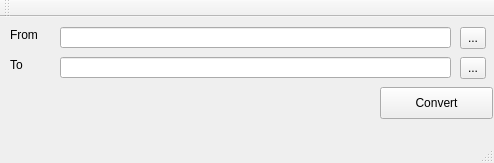
This is cpp-client/LED-T/mainwindow.ui in abriko93/LED-T as Qt 5 draws it before an edit. The edited form follows.
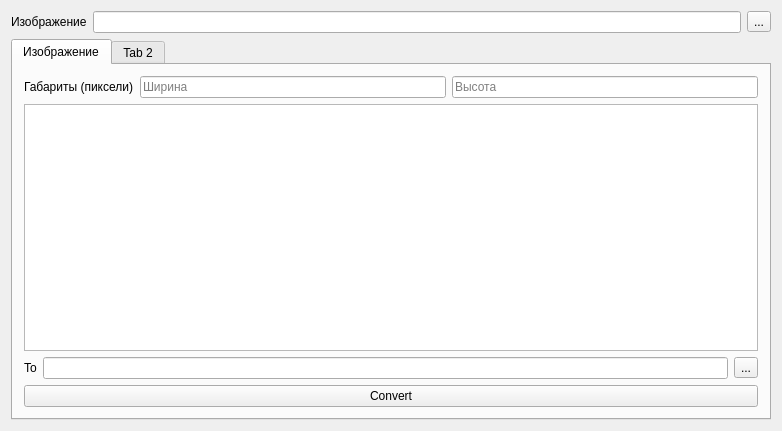
This is the edited form.

```diff
--- a/cpp-client/LED-T/mainwindow.ui
+++ b/cpp-client/LED-T/mainwindow.ui
@@ -6,119 +6,119 @@
    <rect>
     <x>0</x>
     <y>0</y>
-    <width>494</width>
-    <height>163</height>
+    <width>782</width>
+    <height>431</height>
    </rect>
   </property>
   <property name="windowTitle">
    <string>MainWindow</string>
   </property>
   <widget class="QWidget" name="centralWidget">
-   <widget class="QPushButton" name="convertBtn">
-    <property name="geometry">
-     <rect>
-      <x>380</x>
-      <y>70</y>
-      <width>113</width>
-      <height>32</height>
-     </rect>
-    </property>
-    <property name="text">
-     <string>Convert</string>
-    </property>
-   </widget>
-   <widget class="QLineEdit" name="fromLineEdit">
-    <property name="geometry">
-     <rect>
-      <x>60</x>
-      <y>10</y>
-      <width>391</width>
-      <height>21</height>
-     </rect>
-    </property>
-   </widget>
-   <widget class="QLineEdit" name="toLineEdit">
-    <property name="geometry">
-     <rect>
-      <x>60</x>
-      <y>40</y>
-      <width>391</width>
-      <height>21</height>
-     </rect>
-    </property>
-   </widget>
-   <widget class="QLabel" name="label">
-    <property name="geometry">
-     <rect>
-      <x>10</x>
-      <y>10</y>
-      <width>60</width>
-      <height>16</height>
-     </rect>
-    </property>
-    <property name="text">
-     <string>From</string>
-    </property>
-   </widget>
-   <widget class="QLabel" name="label_2">
-    <property name="geometry">
-     <rect>
-      <x>10</x>
-      <y>40</y>
-      <width>60</width>
-      <height>16</height>
-     </rect>
-    </property>
-    <property name="text">
-     <string>To</string>
-    </property>
-   </widget>
-   <widget class="QToolButton" name="fromToolBtn">
-    <property name="geometry">
-     <rect>
-      <x>460</x>
-      <y>10</y>
-      <width>26</width>
-      <height>22</height>
-     </rect>
-    </property>
-    <property name="text">
-     <string>...</string>
-    </property>
-   </widget>
-   <widget class="QToolButton" name="toToolBtn">
-    <property name="geometry">
-     <rect>
-      <x>460</x>
-      <y>40</y>
-      <width>26</width>
-      <height>22</height>
-     </rect>
-    </property>
-    <property name="text">
-     <string>...</string>
-    </property>
-   </widget>
+   <layout class="QVBoxLayout" name="verticalLayout">
+    <item>
+     <layout class="QHBoxLayout" name="horizontalLayout">
+      <item>
+       <widget class="QLabel" name="label">
+        <property name="text">
+         <string>Изображение</string>
+        </property>
+       </widget>
+      </item>
+      <item>
+       <widget class="QLineEdit" name="fromLineEdit"/>
+      </item>
+      <item>
+       <widget class="QToolButton" name="fromToolBtn">
+        <property name="text">
+         <string>...</string>
+        </property>
+       </widget>
+      </item>
+     </layout>
+    </item>
+    <item>
+     <widget class="QTabWidget" name="tabWidget">
+      <property name="currentIndex">
+       <number>0</number>
+      </property>
+      <widget class="QWidget" name="tab">
+       <attribute name="title">
+        <string>Изображение</string>
+       </attribute>
+       <layout class="QVBoxLayout" name="verticalLayout_2">
+        <item>
+         <layout class="QHBoxLayout" name="horizontalLayout_3">
+          <item>
+           <widget class="QLabel" name="label_3">
+            <property name="text">
+             <string>Габариты (пиксели)</string>
+            </property>
+           </widget>
+          </item>
+          <item>
+           <widget class="QLineEdit" name="imgWidthLineEdt">
+            <property name="inputMask">
+             <string/>
+            </property>
+            <property name="placeholderText">
+             <string>Ширина</string>
+            </property>
+           </widget>
+          </item>
+          <item>
+           <widget class="QLineEdit" name="imgHeiLineEdt">
+            <property name="inputMask">
+             <string/>
+            </property>
+            <property name="placeholderText">
+             <string>Высота</string>
+            </property>
+           </widget>
+          </item>
+         </layout>
+        </item>
+        <item>
+         <widget class="QGraphicsView" name="graphicsView"/>
+        </item>
+        <item>
+         <layout class="QHBoxLayout" name="horizontalLayout_2">
+          <item>
+           <widget class="QLabel" name="label_2">
+            <property name="text">
+             <string>To</string>
+            </property>
+           </widget>
+          </item>
+          <item>
+           <widget class="QLineEdit" name="toLineEdit"/>
+          </item>
+          <item>
+           <widget class="QToolButton" name="toToolBtn">
+            <property name="text">
+             <string>...</string>
+            </property>
+           </widget>
+          </item>
+         </layout>
+        </item>
+        <item>
+         <widget class="QPushButton" name="convertBtn">
+          <property name="text">
+           <string>Convert</string>
+          </property>
+         </widget>
+        </item>
+       </layout>
+      </widget>
+      <widget class="QWidget" name="tab_2">
+       <attribute name="title">
+        <string>Tab 2</string>
+       </attribute>
+      </widget>
+     </widget>
+    </item>
+   </layout>
   </widget>
-  <widget class="QMenuBar" name="menuBar">
-   <property name="geometry">
-    <rect>
-     <x>0</x>
-     <y>0</y>
-     <width>494</width>
-     <height>22</height>
-    </rect>
-   </property>
-  </widget>
-  <widget class="QToolBar" name="mainToolBar">
-   <attribute name="toolBarArea">
-    <enum>TopToolBarArea</enum>
-   </attribute>
-   <attribute name="toolBarBreak">
-    <bool>false</bool>
-   </attribute>
-  </widget>
-  <widget class="QStatusBar" name="statusBar"/>
  </widget>
  <layoutdefault spacing="6" margin="11"/>
  <resources/>
```
